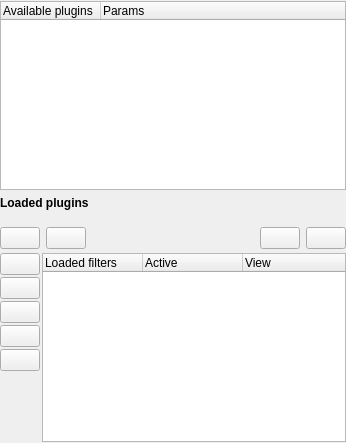
Old version of the form workflow/ui/plugineditorform.ui in the repository cseyve/piaf.
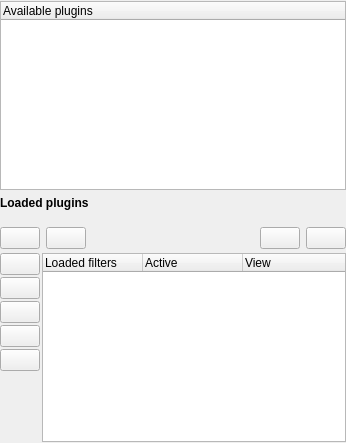
New version of the form. Icons and pictures are not drawn.

What changed in the file:
```diff
--- a/workflow/ui/plugineditorform.ui
+++ b/workflow/ui/plugineditorform.ui
@@ -36,11 +36,6 @@
        <string>Available plugins</string>
       </property>
      </column>
-     <column>
-      <property name="text">
-       <string>Params</string>
-      </property>
-     </column>
     </widget>
    </item>
    <item>
```
